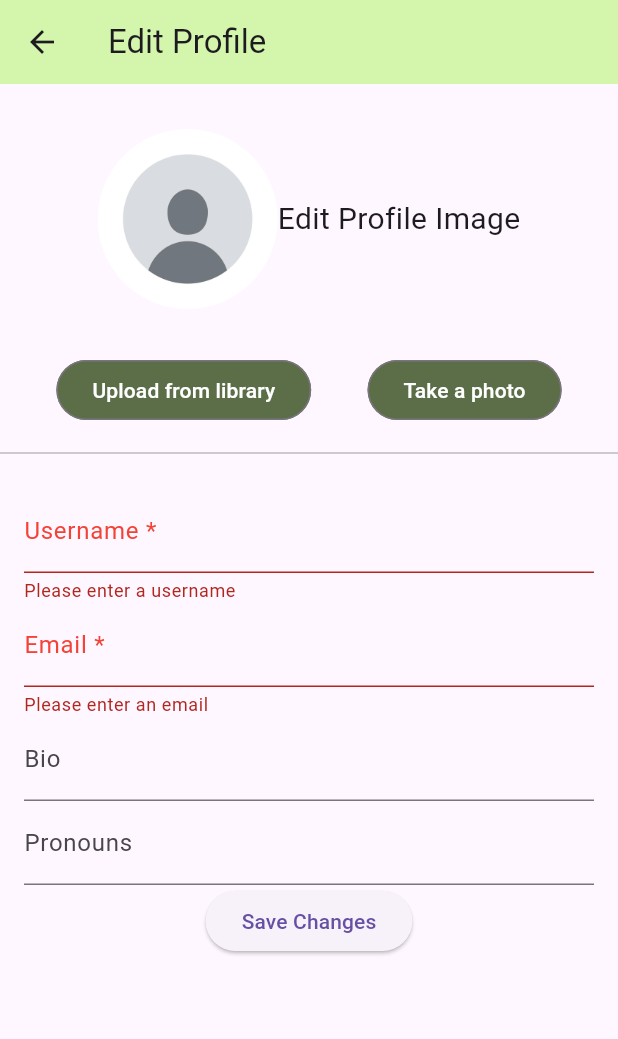
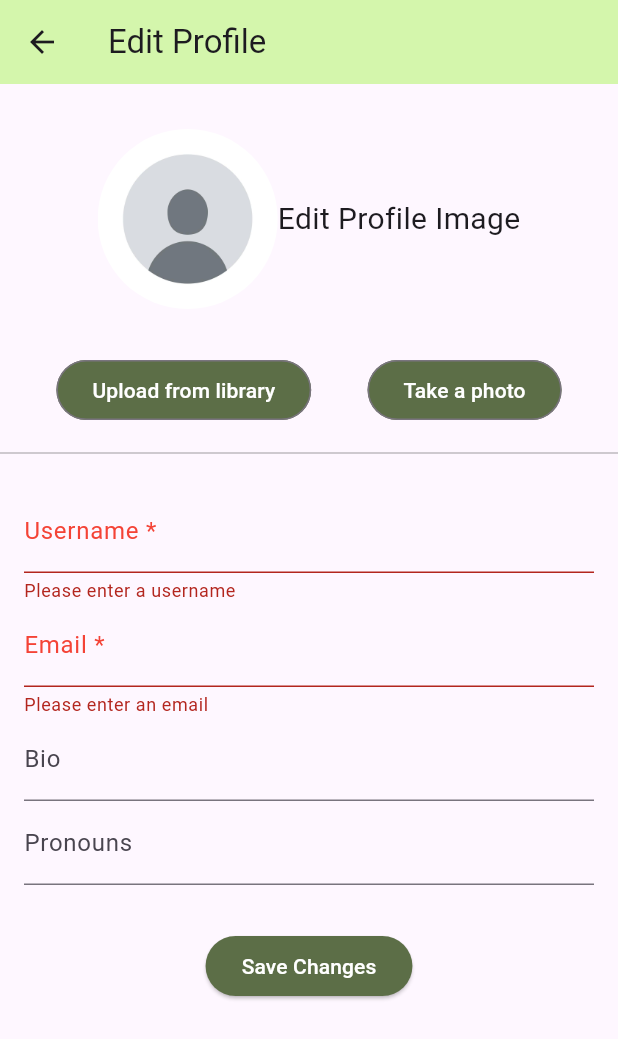
Before and after one commit to amandeepksingh/WildWhere, a Flutter app: the EditProfile screen opened directly, after a tap on "Save Changes", on a phone screen of 412 x 824 dp. Shown: the top 1039 px of the screen. Run offline on Flutter 3.47's test engine with Material 3 defaults, Android fonts, the phone set to English and light mode, and no system bars; our stand-ins replace firebase_auth, firebase_core, geolocator, google_sign_in, image_cropper, image_picker; missing offline and left inert: mapbox_gl; accounts and stored records are empty; network calls fail.

Commit message:
Update colors

```diff
--- a/frontend/wildwhere/lib/edit_profile.dart
+++ b/frontend/wildwhere/lib/edit_profile.dart
@@ -187,10 +187,16 @@ class EditProfileState extends State<EditProfile> {
                           labelText: 'Pronouns',
                         ),
                       ),
+                      const SizedBox(height: 30),
                       ElevatedButton(
-                        onPressed: handleSave,
-                        child: const Text('Save Changes'),
-                      ),
+                          onPressed: handleSave,
+                          style: ButtonStyle(
+                              backgroundColor: MaterialStateProperty.all<Color>(
+                                const Color.fromARGB(255, 92, 110, 71),
+                              ),
+                              foregroundColor: MaterialStateProperty.all<Color>(
+                                  const Color.fromARGB(255, 255, 255, 255))),
+                          child: const Text('Save Changes')),
                     ],
                   )))
         ]),
@@ -250,6 +256,8 @@ class EditProfileState extends State<EditProfile> {
       // For the image, check both if the callback and the selected image are not null
       if (selectedProfileImage != null && widget.onUpdateImage != null) {
         widget.onUpdateImage!(selectedProfileImage!);
+        db.uploadProfilePic(
+            selectedProfileImage!, FirebaseAuth.instance.currentUser!.uid);
       }
 
       final NavigatorState? navigator = Navigator.maybeOf(context);
```
